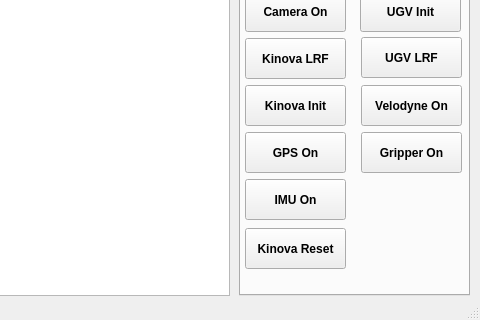
Qt form EurecarURV_Dlg.ui (Jun-Hong-7794/Eurecar-URV) before a commit; both pictures show x 741 to 1221 and y 374 to 694 of the 1221 by 694 pixel window.
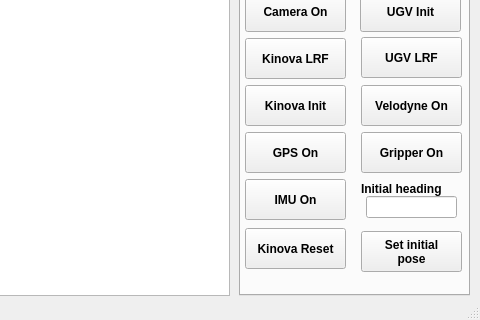
The same form after that commit. Custom widgets are drawn as their Qt base class.

Diff of the .ui file:
```diff
--- a/EurecarURV_Dlg.ui
+++ b/EurecarURV_Dlg.ui
@@ -616,6 +616,49 @@
        <string>Kinova Reset</string>
       </property>
      </widget>
+     <widget class="QLabel" name="label_11">
+      <property name="geometry">
+       <rect>
+        <x>120</x>
+        <y>200</y>
+        <width>101</width>
+        <height>16</height>
+       </rect>
+      </property>
+      <property name="font">
+       <font>
+        <weight>75</weight>
+        <bold>true</bold>
+       </font>
+      </property>
+      <property name="text">
+       <string>Initial heading</string>
+      </property>
+     </widget>
+     <widget class="QLineEdit" name="ed_init_heading">
+      <property name="geometry">
+       <rect>
+        <x>125</x>
+        <y>215</y>
+        <width>91</width>
+        <height>22</height>
+       </rect>
+      </property>
+     </widget>
+     <widget class="QPushButton" name="bt_gps_init_pos">
+      <property name="geometry">
+       <rect>
+        <x>120</x>
+        <y>250</y>
+        <width>101</width>
+        <height>41</height>
+       </rect>
+      </property>
+      <property name="text">
+       <string>Set initial 
+pose</string>
+      </property>
+     </widget>
     </widget>
     <widget class="QWidget" name="tab_path">
      <attribute name="title">
```
